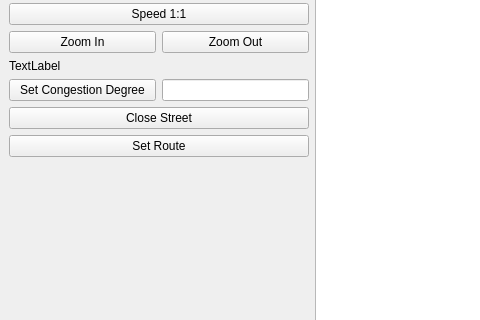
First picture: the form in src/mainwindow.ui, repository tomiju/ICP-BusTracker, before the edit; both pictures show x 0 to 480 and y 111 to 431 of the 821 by 619 pixel window.
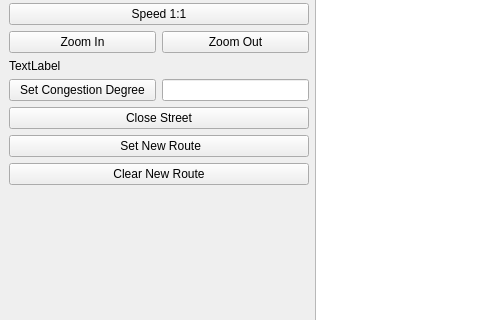
Second picture: the form after the edit.

Commit message: Updated creating new route

What changed in the file:
```diff
--- a/src/mainwindow.ui
+++ b/src/mainwindow.ui
@@ -145,7 +145,14 @@
       <item>
        <widget class="QPushButton" name="setRouteButton">
         <property name="text">
-         <string>Set Route</string>
+         <string> Set New Route</string>
+        </property>
+       </widget>
+      </item>
+      <item>
+       <widget class="QPushButton" name="clearRouteButton">
+        <property name="text">
+         <string>Clear New Route</string>
         </property>
        </widget>
       </item>
```
The commit also changes 4 other files.
